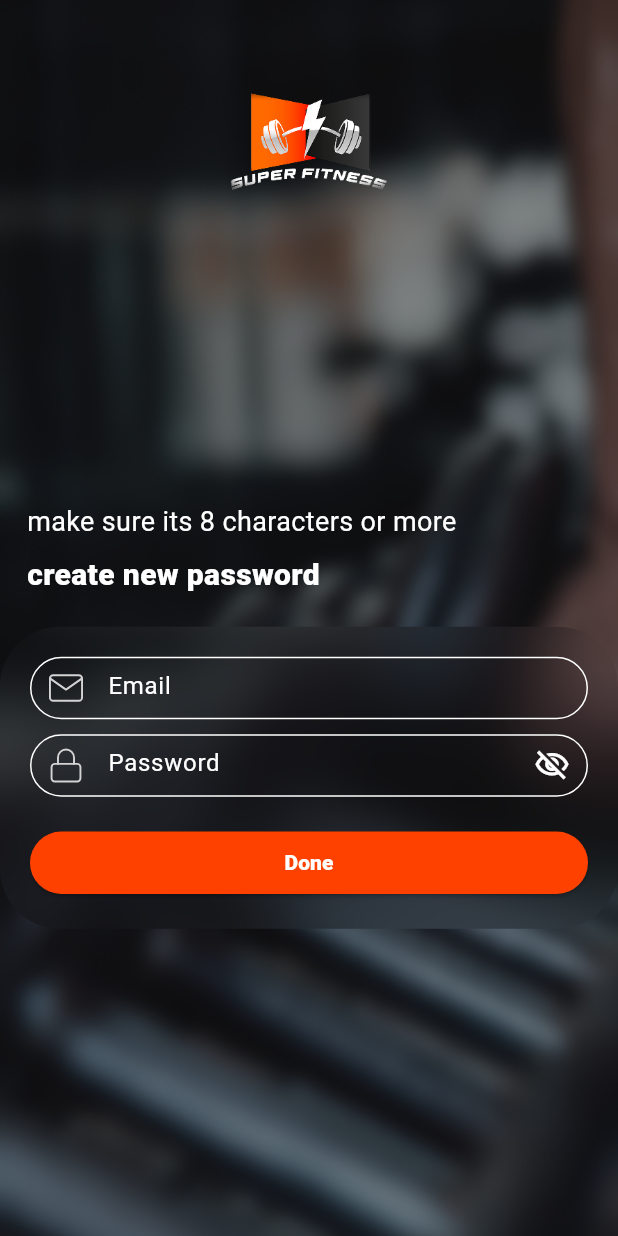
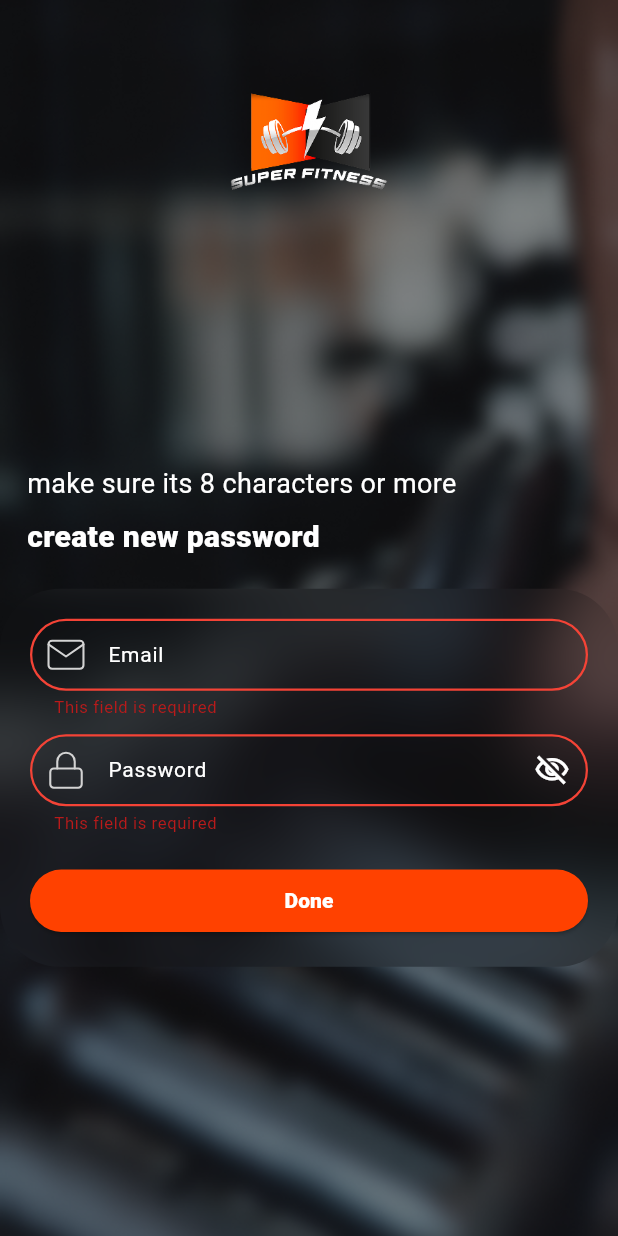
Before and after one commit to faridatarek/Super-Fitness, a Flutter app: the CreateNewPasswordBody screen opened directly, after a tap on "Done", on a phone screen of 412 x 824 dp. Run offline on Flutter 3.47's test engine with Material 3 defaults, Android fonts, the phone set to English and light mode, and no system bars; our stand-ins replace bloc, dio, easy_localization, flutter_bloc, flutter_screenutil, flutter_svg and 8 more; accounts and stored records are empty; generated files the repository leaves out were written again; project files that could hold a hidden picture were left out.

```diff
--- a/lib/core/network/api_constants.dart
+++ b/lib/core/network/api_constants.dart
@@ -2,6 +2,7 @@ class ApiConstants {
   static const String baseUrl = "https://fitness.elevateegy.com/api/v1/";
   static const String forgetPassword = "auth/forgotPassword";
   static const String restCode = "auth/verifyResetCode";
+  static const String createNewPassword = "auth/resetPassword";
 
 
 
--- a/lib/core/network/api_manager.dart
+++ b/lib/core/network/api_manager.dart
@@ -8,7 +8,9 @@ import 'package:retrofit/retrofit.dart';
 import 'package:super_fitness/features/forget_password/data/models/requests/otp_verify_reset_code_request.dart';
 import 'package:super_fitness/features/forget_password/data/models/responses/Otp_verfication_response.dart';
 
+import '../../features/forget_password/data/models/requests/create_newpass_request.dart';
 import '../../features/forget_password/data/models/requests/forgot_password_request.dart';
+import '../../features/forget_password/data/models/responses/Create_new_pass_respones.dart';
 import '../../features/forget_password/data/models/responses/forgot_password_response.dart';
 import 'api_constants.dart';
 
@@ -48,4 +50,8 @@ abstract class ApiManager {
   @POST(ApiConstants.restCode)
   Future<OtpVerifyResetCodeResponse> resetCode(
       @Body() OtpVerifyResetCodeRequest request);
+
+  @PUT(ApiConstants.createNewPassword)
+  Future<CreateNewPassResponse> createNewPassword(
+      @Body() CreateNewPassWordRequest request);
 }
--- a/lib/core/widgets/custom_textfield.dart
+++ b/lib/core/widgets/custom_textfield.dart
@@ -46,40 +46,40 @@ class _CustomTextFieldState extends State<CustomTextField> {
 
   @override
   Widget build(BuildContext context) {
-    return SizedBox(
-      height: 45.h,
-      child: TextFormField(
+    return TextFormField(
       keyboardType: widget.keyboardType,
-        style: AppTextStyles.font18W400White(color: const Color(0xffD3D3D3)),
+      style: AppTextStyles.font18W400White(color: const Color(0xffD3D3D3), fontSize: 14),
       obscureText: _obscureText,
       validator: _validate,
       readOnly: widget.readOnly,
       onChanged: widget.onChange,
       controller: widget.controller,
       decoration: InputDecoration(
+        contentPadding: EdgeInsets.symmetric(vertical: 8.h, horizontal: 12.w),
         errorText: widget.errorText,
+        errorStyle: TextStyle(fontSize: 12.sp),
         errorBorder: OutlineInputBorder(
           borderRadius: BorderRadius.circular(100.r),
-            borderSide: const BorderSide(color: Colors.red, width: 2.0),
+          borderSide: const BorderSide(color: Colors.red, width: 1.5),
         ),
         focusedErrorBorder: OutlineInputBorder(
           borderRadius: BorderRadius.circular(100.r),
-            borderSide: const BorderSide(color: Colors.red, width: 2.0),
+          borderSide: const BorderSide(color: Colors.red, width: 1.5),
         ),
         enabledBorder: OutlineInputBorder(
           borderRadius: BorderRadius.circular(100.r),
-            borderSide: const BorderSide(color: ColorManager.white),
+          borderSide: const BorderSide(color: ColorManager.white, width: 1.5),
         ),
         focusedBorder: OutlineInputBorder(
           borderRadius: BorderRadius.circular(100.r),
-            borderSide: const BorderSide(color: ColorManager.white),
+          borderSide: const BorderSide(color: ColorManager.white, width: 1.5),
         ),
-          floatingLabelBehavior: FloatingLabelBehavior.always,
+        floatingLabelBehavior: FloatingLabelBehavior.never,
         hintText: widget.hint,
-          hintStyle: AppTextStyles.font18W400White(fontSize: 16),
+        hintStyle: AppTextStyles.font18W400White(fontSize: 14),
         prefixIcon: widget.prefixIcon != null
             ? Padding(
-            padding: const EdgeInsets.all(8.0),
+          padding: EdgeInsets.symmetric(horizontal: 10.w),
           child: widget.prefixIcon,
         )
             : null,
@@ -93,7 +93,6 @@ class _CustomTextFieldState extends State<CustomTextField> {
         )
             : null,
       ),
-      ),
     );
   }
 }
--- /dev/null
+++ b/lib/core/widgets/validators.dart
@@ -0,0 +1,36 @@
+import 'package:easy_localization/easy_localization.dart';
+import 'package:super_fitness/utils/strings_manager.dart';
+
+class AppValidators {
+  AppValidators._();
+
+  static String? validateEmail(String? val) {
+    RegExp emailRegex = RegExp(
+        r"^[a-zA-Z0-9.a-zA-Z0-9.!#$%&'*+-/=?^_`{|}~]+@[a-zA-Z0-9]+\.[a-zA-Z]+");
+    if (val == null) {
+      return StringsManager.validationsFieldRequired.tr();
+    } else if (val.trim().isEmpty) {
+      return StringsManager.validationsFieldRequired.tr();
+    } else if (emailRegex.hasMatch(val) == false) {
+      return StringsManager.validationsValidEmail.tr();
+    } else {
+      return null;
+    }
+  }
+
+  static String? validatePassword(String? val) {
+    RegExp passwordRegex = RegExp(r'^(?=.*[a-zA-Z])(?=.*[0-9])');
+    if (val == null) {
+      return StringsManager.validationsFieldRequired.tr();
+    } else if (val.isEmpty) {
+      return StringsManager.validationsFieldRequired.tr();
+    } else if (val.length < 8 || !passwordRegex.hasMatch(val)) {
+      return StringsManager.validationsPasswordSpecifications.tr();
+    } else {
+      return null;
+    }
+  }
+
+
+
+}
--- a/lib/features/forget_password/data/contracts/forget_password_online_datasource.dart
+++ b/lib/features/forget_password/data/contracts/forget_password_online_datasource.dart
@@ -1,14 +1,17 @@
 
+import 'package:super_fitness/features/forget_password/data/models/requests/create_newpass_request.dart';
 import 'package:super_fitness/features/forget_password/data/models/requests/otp_verify_reset_code_request.dart';
 import 'package:super_fitness/features/forget_password/data/models/responses/Otp_verfication_response.dart';
 
 import '../../../../core/common/result.dart';
 import '../models/requests/forgot_password_request.dart';
+import '../models/responses/Create_new_pass_respones.dart';
 import '../models/responses/forgot_password_response.dart';
 
 abstract class ForgetPasswordOnlineDatasource {
 
   Future<Result<ForgotPasswordResponse?>> forgotPassword(ForgotPasswordRequest request);
   Future<Result<OtpVerifyResetCodeResponse?>> resetPassword(OtpVerifyResetCodeRequest request);
+  Future<Result< CreateNewPassResponse ?>> createNewPass(CreateNewPassWordRequest request);
 
 }
--- /dev/null
+++ b/lib/features/forget_password/data/models/requests/create_newpass_request.dart
@@ -0,0 +1,10 @@
+class CreateNewPassWordRequest {
+  final String email;
+  final String newPassword;
+
+  CreateNewPassWordRequest( {required this.email,required this.newPassword,});
+
+  Map<String, dynamic> toJson() {
+    return {"email": email, "newPassword": newPassword};
+  }
+}
--- /dev/null
+++ b/lib/features/forget_password/data/models/responses/Create_new_pass_respones.dart
@@ -0,0 +1,35 @@
+class CreateNewPassResponse {
+  CreateNewPassResponse({
+    this.message,
+    this.error,
+    this.token,
+  });
+
+  CreateNewPassResponse.fromJson(dynamic json) {
+    error = json['error'];
+    message = json['message'];
+    token = json['token'];
+  }
+
+  String? message;
+  String? error;
+  String? token;
+
+  CreateNewPassResponse copyWith({
+    String? message,
+    String? error,
+    String? token,
+  }) => CreateNewPassResponse(
+    message: message ?? this.message,
+    error: error ?? this.error,
+    token: token ?? this.token,
+  );
+
+  Map<String, dynamic> toJson() {
+    return {
+      "error": error,
+      "message": message,
+      "token": token,
+    };
+  }
+}
--- a/lib/features/forget_password/domain/repositories/forget_password_repository.dart
+++ b/lib/features/forget_password/domain/repositories/forget_password_repository.dart
@@ -1,14 +1,17 @@
 
+import 'package:super_fitness/features/forget_password/data/models/requests/create_newpass_request.dart';
 import 'package:super_fitness/features/forget_password/data/models/requests/otp_verify_reset_code_request.dart';
 import 'package:super_fitness/features/forget_password/data/models/responses/Otp_verfication_response.dart';
 
 import '../../../../core/common/result.dart';
 import '../../data/models/requests/forgot_password_request.dart';
+import '../../data/models/responses/Create_new_pass_respones.dart';
 import '../../data/models/responses/forgot_password_response.dart';
 
 abstract class ForgetPasswordRepository {
 
   Future<Result<ForgotPasswordResponse?>> forgotPassword(ForgotPasswordRequest request);
   Future<Result<OtpVerifyResetCodeResponse?>> resetCode(OtpVerifyResetCodeRequest request);
+  Future<Result<CreateNewPassResponse ?>> createNewPassword(CreateNewPassWordRequest request);
 
 }
--- /dev/null
+++ b/lib/features/forget_password/domain/usecases/create_new_pass_use_case.dart
@@ -0,0 +1,21 @@
+import 'package:injectable/injectable.dart';
+import 'package:super_fitness/features/forget_password/data/models/requests/create_newpass_request.dart';
+
+import '../../../../core/common/result.dart';
+import '../../data/models/responses/Create_new_pass_respones.dart';
+import '../repositories/forget_password_repository.dart';
+
+@injectable
+class CreateNewPasswordUseCase {
+  final ForgetPasswordRepository _forgetPasswordRepository;
+
+  CreateNewPasswordUseCase(this._forgetPasswordRepository);
+
+  Future<Result<CreateNewPassResponse?>> createNewPass(
+      CreateNewPassWordRequest request) async {
+    return await _forgetPasswordRepository.createNewPassword(request);
+  }
+
+
+
+}
--- a/lib/features/forget_password/presentaion/create_new_pass_screen/view/create_new_password_body.dart
+++ b/lib/features/forget_password/presentaion/create_new_pass_screen/view/create_new_password_body.dart
@@ -1,5 +1,7 @@
 import 'package:flutter/material.dart';
 import 'package:flutter_svg/svg.dart';
+import 'package:super_fitness/core/widgets/validators.dart';
+import 'package:super_fitness/features/forget_password/data/models/requests/create_newpass_request.dart';
 import '../../../../../core/widgets/custom_blur_continer.dart';
 import '../../../../../core/widgets/custom_button.dart';
 import '../../../../../core/widgets/custom_scaffold.dart';
@@ -10,14 +12,17 @@ import '../../../../../utils/text_style.dart';
 import '../view_model/create_new_password_view_model.dart';
 
 class CreateNewPasswordBody extends StatelessWidget {
-  const CreateNewPasswordBody({super.key, required this.viewModel});
+  CreateNewPasswordBody({super.key, required this.viewModel});
   final CreateNewPassWordViewModel viewModel;
+  final _formKey = GlobalKey<FormState>();
 
   @override
   Widget build(BuildContext context) {
     return CustomScaffold(
       backGroundImage: ImageAssets.forgetPassBackground,
-      body: Column(
+      body: Form(
+        key: _formKey,
+        child: Column(
           crossAxisAlignment: CrossAxisAlignment.start,
           children: [
             const SizedBox(height: 60),
@@ -48,22 +53,26 @@ class CreateNewPasswordBody extends StatelessWidget {
                     prefixIcon: SvgPicture.asset(SVGAssets.mail),
                     hint: StringsManager.emailHint,
                     controller: viewModel.emailController,
+                    validator: AppValidators.validateEmail,
                   ),
                   const SizedBox(height: 10),
-
                   CustomTextField(
                     keyboardType: TextInputType.visiblePassword,
                     prefixIcon: SvgPicture.asset(SVGAssets.lock),
                     hint: StringsManager.passwordHint,
                     controller: viewModel.passWordController,
                     obscureText: true,
+                    validator: AppValidators.validatePassword,
                   ),
                   const SizedBox(height: 20),
                   CustomButton(
                     text: StringsManager.done,
                     onPressed: () {
-                    // viewModel.forgetPassWord(ForgotPasswordRequest(
-                    //     email: viewModel.forgetPassWordTextField.text));
+                      if (_formKey.currentState!.validate()) {
+                        viewModel.createNewPassWord(CreateNewPassWordRequest(
+                            newPassword: viewModel.passWordController.text,
+                            email: viewModel.emailController.text));
+                      }
                     },
                   ),
                 ],
@@ -72,6 +81,7 @@ class CreateNewPasswordBody extends StatelessWidget {
             const Spacer(),
           ],
         ),
+      ),
     );
   }
 }
--- a/lib/features/forget_password/presentaion/create_new_pass_screen/view_model/create_new_password_view_model.dart
+++ b/lib/features/forget_password/presentaion/create_new_pass_screen/view_model/create_new_password_view_model.dart
@@ -2,31 +2,38 @@ import 'package:flutter/material.dart';
 import 'package:flutter_bloc/flutter_bloc.dart';
 import 'package:injectable/injectable.dart';
 import 'package:super_fitness/features/base/base_cubit.dart';
+import 'package:super_fitness/features/forget_password/data/models/requests/create_newpass_request.dart';
 import 'package:super_fitness/features/forget_password/domain/data_intent/data_intent.dart';
+import 'package:super_fitness/features/forget_password/domain/usecases/create_new_pass_use_case.dart';
+
+import '../../../../../core/common/result.dart';
+import '../../../../base/base_states.dart';
+import '../../../data/models/responses/Create_new_pass_respones.dart';
 
 @injectable
 class CreateNewPassWordViewModel extends BaseCubit  {
+  final CreateNewPasswordUseCase _createNewPasswordUseCase;
 
   final TextEditingController passWordController = TextEditingController();
   final TextEditingController emailController =
   TextEditingController(text: DataIntent.getUserMail() ?? '');
   static CreateNewPassWordViewModel get(BuildContext context) => BlocProvider.of<CreateNewPassWordViewModel>(context);
 
-  CreateNewPassWordViewModel();
+  CreateNewPassWordViewModel(this._createNewPasswordUseCase);
 
 
-  // Future<void> forgetPassWord(ForgotPasswordRequest request) async {
-  //   emit(LoadingState());
-  //
-  //   final result = await _forgetPasswordUseCase.forgotPassword(request);
-  //
-  //   if (result is Success<ForgotPasswordResponse?>) {
-  //     emit(SuccessState('${result.data?.error??' '}\n${StringsManager.otpResentSuccess}'));
-  //     DataIntent.setUserMail(request.email);
-  //   } else if (result is Fail<ForgotPasswordResponse?>) {
-  //     emit(ErrorState(result.data?.error ?? ''));
-  //   }
-  // }
+   Future<void> createNewPassWord(CreateNewPassWordRequest request) async {
+     emit(LoadingState());
+
+     final result = await _createNewPasswordUseCase.createNewPass(request);
+
+     if (result is Success<CreateNewPassResponse?>) {
+       emit(SuccessState('${result.data?.message}\n"Password reset successful!'));
+       DataIntent.setUserMail(request.email);
+     } else if (result is Fail<CreateNewPassResponse ?>) {
+       emit(ErrorState(result.data?.error ?? ''));
+     }
+   }
 
   @override
   void start() {
--- a/lib/features/forget_password/presentaion/forgot_password_screen/view/forgot_password_screen.dart
+++ b/lib/features/forget_password/presentaion/forgot_password_screen/view/forgot_password_screen.dart
@@ -19,7 +19,7 @@ class ForgotPasswordScreen extends StatelessWidget {
         listener: (context, state) {
           if (state is SuccessState) {
             Navigator.pop(context);
-            Navigator.pushNamed(context, AppRoutes.otpVerificationScreen);
+            Navigator.pushReplacementNamed(context, AppRoutes.otpVerificationScreen);
 
           }
           if (state is ErrorState) {
--- a/lib/features/forget_password/presentaion/otp_verification_screen/view/otp_verification_screen.dart
+++ b/lib/features/forget_password/presentaion/otp_verification_screen/view/otp_verification_screen.dart
@@ -25,7 +25,7 @@ class OtpVerificationScreen extends StatelessWidget {
             },
             listener: (context, state) {
               if (state is CorrectOtpState) {
-                Navigator.pushNamed(context,AppRoutes.createNewPasswordScreen);
+                Navigator.pushReplacementNamed(context,AppRoutes.createNewPasswordScreen);
               }
               return baseListener(context, state);
             },
--- a/lib/features/forget_password/presentaion/otp_verification_screen/view_model/reset_code_view_model.dart
+++ b/lib/features/forget_password/presentaion/otp_verification_screen/view_model/reset_code_view_model.dart
@@ -26,7 +26,7 @@ final TextEditingController otpController = TextEditingController();
   Future<void> forgetPassword(ForgotPasswordRequest request) async {
     final result = await _forgetPasswordUseCase.forgotPassword(request);
     if (result is Success<ForgotPasswordResponse?>) {
-      emit(SuccessState('${result.data?.error??' '}\n${StringsManager.otpResentSuccess}'));
+      emit(SuccessState('${result.data?.message??' '}\n${StringsManager.otpResentSuccess}'));
     } else if (result is Fail<ForgotPasswordResponse?>) {
       emit(ErrorState(result.data?.error??''));
     }
--- a/lib/utils/strings_manager.dart
+++ b/lib/utils/strings_manager.dart
@@ -33,4 +33,10 @@ class StringsManager {
   static const String ensurePassWordText = "make sure its 8 characters or more";
   static const String passWordText = "create new password";
 
+
+// Validation Messages
+  static const String validationsFieldRequired = "This field is required";
+  static const String validationsValidEmail = "Enter a valid email address";
+  static const String validationsPasswordSpecifications = "Password must be at least 8 characters and contain letters and numbers";
+
 }
```
Also changed, not shown: lib/features/forget_password/data/data_sources/forget_password_online_datasource_impl.dart (+16 -0 lines), lib/features/forget_password/data/repositories/forget_password_repository_impl.dart (+7 -0 lines), lib/features/forget_password/presentaion/create_new_pass_screen/view/create_new_password_screen.dart (+7 -6 lines), pubspec.yaml (+8 -0 lines), lib/core/di/di.config.dart, lib/core/network/api_manager.g.dart, pubspec.lock, 23 other files. Lines whose indentation alone changed are shown as unchanged.
